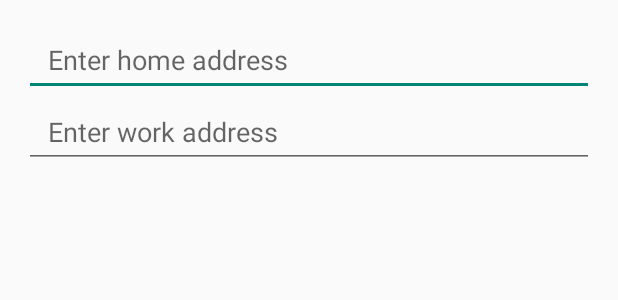
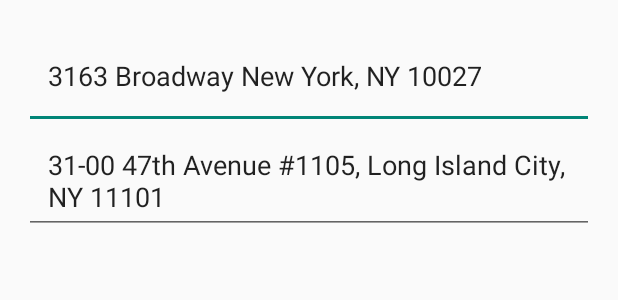
Before and after one commit to sambulosenda/now-feed, an Android app: the layout dialog_set_prefs.xml on its own in the app's theme, with its tools: preview values and no code run, on a phone screen of 412 x 824 dp. Shown: the top 300 px of the screen. Run offline under Robolectric (Android 15) with nearby library versions, the phone set to English and light mode, and no system bars.

```diff
--- a/NowFeed/app/src/main/res/layout/dialog_set_prefs.xml
+++ b/NowFeed/app/src/main/res/layout/dialog_set_prefs.xml
@@ -8,17 +8,17 @@
     <EditText
         android:id="@+id/et_address_home"
         android:layout_width="match_parent"
-        android:layout_height="48dp"
-        android:hint="Enter home address"
+        android:layout_height="70dp"
         android:paddingLeft="16dp"
-        android:paddingRight="16dp" />
+        android:paddingRight="16dp"
+        android:text="@string/demo_addr_home" />
 
     <EditText
         android:id="@+id/et_address_work"
         android:layout_width="match_parent"
-        android:layout_height="48dp"
-        android:hint="Enter work address"
+        android:layout_height="70dp"
         android:paddingLeft="16dp"
-        android:paddingRight="16dp" />
+        android:paddingRight="16dp"
+        android:text="@string/demo_addr_work" />
 
 </LinearLayout>
--- a/NowFeed/app/src/main/res/values/strings.xml
+++ b/NowFeed/app/src/main/res/values/strings.xml
@@ -5,6 +5,9 @@
     <string name="cancel">Cancel</string>
     <string name="ok">OK</string>
     <string name="dialog_title">Set addresses</string>
+
+    <string name="demo_addr_home">3163 Broadway New York, NY 10027</string>
+    <string name="demo_addr_work">31-00 47th Avenue #1105, Long Island City, NY 11101</string>
 
     <string name="jb_maps_key"></string>
     <string name="project_maps_key"></string>
```
Also changed, not shown: NowFeed/app/src/main/java/com/jaellysbales/nowfeed/GetRouteJsonData.java (+34 -24 lines), NowFeed/app/src/main/java/com/jaellysbales/nowfeed/MapsActivity.java (+5 -3 lines), NowFeed/app/src/main/res/layout/activity_maps.xml (+4 -4 lines).
